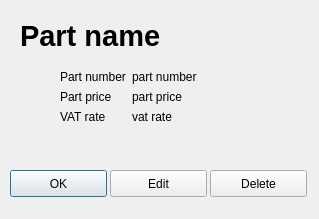
Before: the Qt Designer form dialogs/part/PartShow.ui in supermaximo93/Computing_Project, drawn with Qt 5.
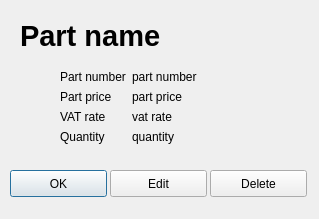
After: the same form once the commit is applied.

Commit message: Added description field to Job and quantity field to Part

Patch:
```diff
--- a/dialogs/part/PartShow.ui
+++ b/dialogs/part/PartShow.ui
@@ -39,7 +39,7 @@
      <x>60</x>
      <y>70</y>
      <width>211</width>
-     <height>81</height>
+     <height>98</height>
     </rect>
    </property>
    <layout class="QFormLayout" name="formLayout">
@@ -88,6 +88,20 @@
       </property>
      </widget>
     </item>
+    <item row="3" column="0">
+     <widget class="QLabel" name="label">
+      <property name="text">
+       <string>Quantity</string>
+      </property>
+     </widget>
+    </item>
+    <item row="3" column="1">
+     <widget class="QLabel" name="label_quantityE">
+      <property name="text">
+       <string>quantity</string>
+      </property>
+     </widget>
+    </item>
    </layout>
   </widget>
   <widget class="QPushButton" name="pushButton_ok">
```
The commit also changes 17 other files.
